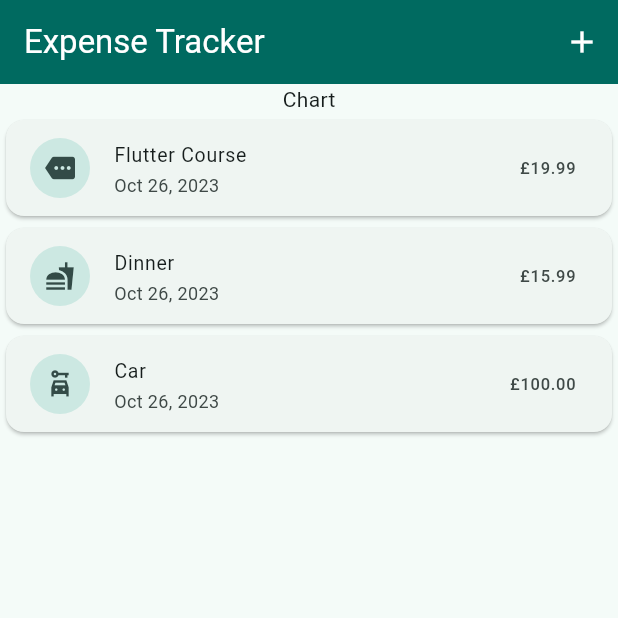
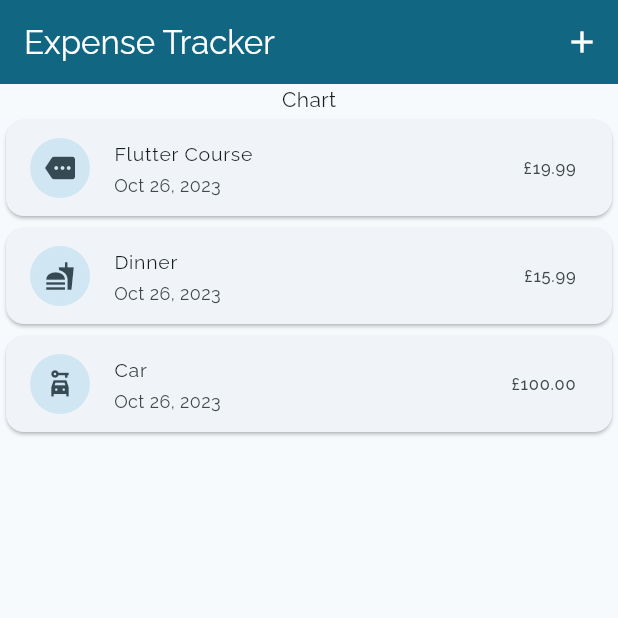
Before and after one commit to Moonbladez/flutter-expense-tracker, a Flutter app: the screen it shows after launch, on a phone screen of 412 x 824 dp, the top half of it. Run offline on Flutter 3.47's test engine with Material 2 defaults, Android fonts, the phone set to English and light mode, and no system bars.

Commit message:
extracted theme data into its own file

```diff
--- a/lib/main.dart
+++ b/lib/main.dart
@@ -1,4 +1,5 @@
 import 'package:flutter/material.dart';
+import 'package:flutter_expense_tracker/theme.dart';
 import 'package:flutter_expense_tracker/widgets/expenses_list/expenses_screen.dart';
 
 void main() {
@@ -13,10 +14,7 @@ class MyApp extends StatelessWidget {
     return MaterialApp(
       title: "Expense Tracker",
       debugShowCheckedModeBanner: false,
-      theme: ThemeData(
-        colorScheme: ColorScheme.fromSeed(seedColor: Colors.teal),
-        useMaterial3: true,
-      ),
+      theme: theme,
       home: const ExpensesScreen(),
     );
   }
--- /dev/null
+++ b/lib/theme.dart
@@ -0,0 +1,17 @@
+import 'package:flutter/material.dart';
+
+ColorScheme kColorScheme = ColorScheme.fromSeed(seedColor: Colors.blueGrey);
+
+ThemeData theme = ThemeData(
+  colorScheme: kColorScheme,
+  useMaterial3: true,
+  fontFamily: "Raleway",
+  appBarTheme: const AppBarTheme().copyWith(
+    elevation: 0,
+    backgroundColor: kColorScheme.primary,
+    foregroundColor: kColorScheme.onPrimary,
+  ),
+  inputDecorationTheme: const InputDecorationTheme().copyWith(
+    isDense: true,
+  ),
+);
--- a/lib/widgets/expenses_list/expenses_list.dart
+++ b/lib/widgets/expenses_list/expenses_list.dart
@@ -1,5 +1,6 @@
 import 'package:flutter/material.dart';
 import 'package:flutter_expense_tracker/models/expense.dart';
+import 'package:flutter_expense_tracker/theme.dart';
 import 'package:flutter_expense_tracker/widgets/expenses_list/expenses_list_item.dart';
 
 class ExpensesList extends StatelessWidget {
@@ -21,15 +22,13 @@ class ExpensesList extends StatelessWidget {
             child: Row(
               mainAxisAlignment: MainAxisAlignment.end,
               children: [
-                Icon(Icons.delete,
-                    color: Theme.of(context).colorScheme.onError),
+                Icon(Icons.delete, color: kColorScheme.onError),
                 const SizedBox(
                   width: 8.0,
                 ),
                 Text(
                   'Move to trash',
-                  style:
-                      TextStyle(color: Theme.of(context).colorScheme.onError),
+                  style: TextStyle(color: kColorScheme.onError),
                 ),
               ],
             ),
--- a/lib/widgets/expenses_list/expenses_list_item.dart
+++ b/lib/widgets/expenses_list/expenses_list_item.dart
@@ -1,5 +1,6 @@
 import 'package:flutter/material.dart';
 import 'package:flutter_expense_tracker/models/expense.dart';
+import 'package:flutter_expense_tracker/theme.dart';
 
 class ExpensesListItem extends StatelessWidget {
   const ExpensesListItem({super.key, required this.expense});
@@ -12,10 +13,9 @@ class ExpensesListItem extends StatelessWidget {
       child: ListTile(
         dense: true,
         leading: CircleAvatar(
-          backgroundColor: Theme.of(context).colorScheme.secondaryContainer,
+          backgroundColor: kColorScheme.secondaryContainer,
           child: Icon(expense.icon,
-              size: 20,
-              color: Theme.of(context).colorScheme.onSecondaryContainer),
+              size: 20, color: kColorScheme.onSecondaryContainer),
         ),
         subtitle: Text(
           expense.formattedDate,
--- a/lib/widgets/expenses_list/expenses_screen.dart
+++ b/lib/widgets/expenses_list/expenses_screen.dart
@@ -1,5 +1,6 @@
 import 'package:flutter/material.dart';
 import 'package:flutter_expense_tracker/models/expense.dart';
+import 'package:flutter_expense_tracker/theme.dart';
 import 'package:flutter_expense_tracker/widgets/expenses_list/expenses_list.dart';
 import 'package:flutter_expense_tracker/widgets/expenses_list/new_expense_modal.dart';
 
@@ -58,6 +59,8 @@ class _ExpensesScreenState extends State<ExpensesScreen> {
       },
     );
 
+    ScaffoldMessenger.of(context).clearSnackBars();
+
     ScaffoldMessenger.of(context).showSnackBar(
       SnackBar(
         shape: const RoundedRectangleBorder(
@@ -89,7 +92,7 @@ class _ExpensesScreenState extends State<ExpensesScreen> {
         children: [
           Icon(
             Icons.warning,
-            color: Theme.of(context).colorScheme.error,
+            color: kColorScheme.error,
             size: 50,
           ),
           const SizedBox(
@@ -118,8 +121,6 @@ class _ExpensesScreenState extends State<ExpensesScreen> {
             icon: const Icon(Icons.add),
           )
         ],
-        backgroundColor: Theme.of(context).colorScheme.primary,
-        foregroundColor: Theme.of(context).colorScheme.onPrimary,
         title: const Text('Expense Tracker'),
       ),
       body: Column(
--- a/lib/widgets/expenses_list/new_expense_modal.dart
+++ b/lib/widgets/expenses_list/new_expense_modal.dart
@@ -1,5 +1,6 @@
 import 'package:flutter/material.dart';
 import 'package:flutter_expense_tracker/models/expense.dart';
+import 'package:flutter_expense_tracker/theme.dart';
 
 class NewExpenseModal extends StatefulWidget {
   const NewExpenseModal({super.key, required this.onAddExpense});
@@ -178,8 +179,8 @@ class _NewExpenseModalState extends State<NewExpenseModal> {
       builder: (ctx) => AlertDialog(
         actionsAlignment: MainAxisAlignment.center,
         icon: const Icon(Icons.error),
-        surfaceTintColor: Theme.of(context).colorScheme.error,
-        iconColor: Theme.of(context).colorScheme.error,
+        surfaceTintColor: kColorScheme.error,
+        iconColor: kColorScheme.error,
         title: const Text("Invalid input"),
         content: const Text(
             "Please make sure a vald title, amount, date and category are set"),
@@ -194,7 +195,7 @@ class _NewExpenseModalState extends State<NewExpenseModal> {
             child: Text(
               "Ok",
               style: TextStyle(
-                color: Theme.of(context).colorScheme.error,
+                color: kColorScheme.error,
               ),
             ),
           ),
```
Also changed, not shown: pubspec.yaml (+8 -19 lines), assets/fonts/Raleway-Bold.ttf (added), assets/fonts/Raleway-Light.ttf (added), assets/fonts/Raleway-Medium.ttf (added), assets/fonts/Raleway-Regular.ttf (added), assets/fonts/Roboto-Regular.ttf (added).
